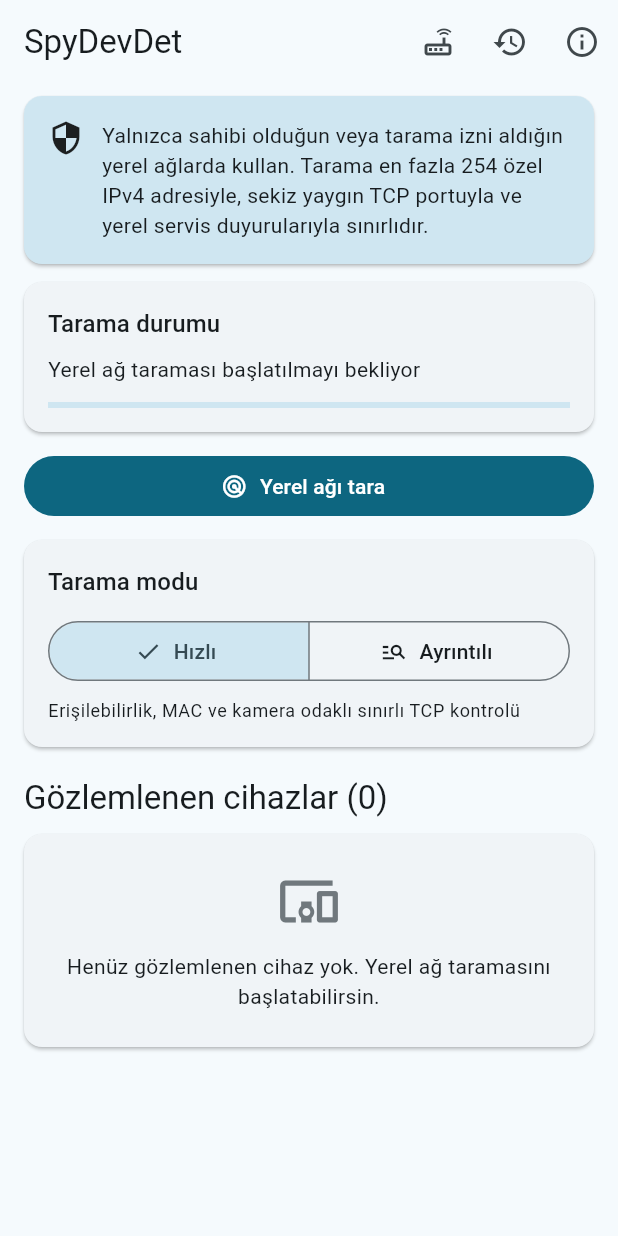
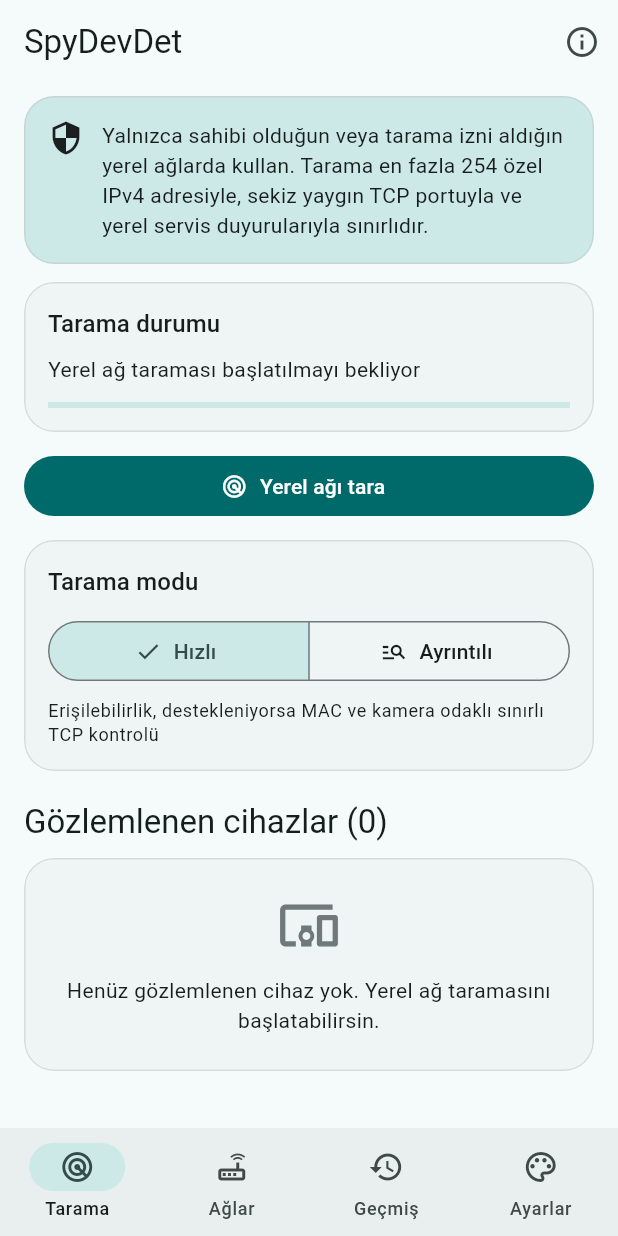
Before and after one commit to YSTuran/SpyDevDet, a Flutter app: the screen it shows after launch, after a tap on "Hızlı", on a phone screen of 412 x 824 dp. Run offline on Flutter 3.47's test engine with Material 3 defaults, Android fonts, the phone set to English and light mode, and no system bars; our stand-ins replace drift, drift_flutter, flutter_riverpod, multicast_dns, package_info_plus, shared_preferences; accounts and stored records are empty; generated files the repository leaves out were written again.

Commit message:
feat: Implement theme preferences and settings screen
- Added theme preferences management using shared_preferences.
- Introduced ThemeController for managing theme state with Riverpod.
- Created SettingsScreen for users to select theme mode and color preset.
- Implemented HomeShell with navigation for Scan, History, Network Profiles, and Settings.
- Updated app theme to support Material 3 and dynamic theme switching.
- Enhanced scan functionality to handle Android restrictions on MAC address access.
- Improved UI elements for better user experience and accessibility.

```diff
--- /dev/null
+++ b/lib/app/app_theme.dart
@@ -0,0 +1,48 @@
+import 'package:flutter/material.dart';
+import 'package:spy_dev_det/features/settings/domain/theme_preferences.dart';
+
+ThemeData buildAppTheme({
+  required Brightness brightness,
+  required ColorThemePreset preset,
+}) {
+  final scheme = ColorScheme.fromSeed(
+    seedColor: preset.seedColor,
+    brightness: brightness,
+  );
+  return ThemeData(
+    colorScheme: scheme,
+    useMaterial3: true,
+    scaffoldBackgroundColor: scheme.surface,
+    cardTheme: CardThemeData(
+      clipBehavior: Clip.antiAlias,
+      margin: EdgeInsets.zero,
+      elevation: 0,
+      color: scheme.surfaceContainerLow,
+      shape: RoundedRectangleBorder(
+        borderRadius: BorderRadius.circular(20),
+        side: BorderSide(color: scheme.outlineVariant.withValues(alpha: 0.55)),
+      ),
+    ),
+    inputDecorationTheme: InputDecorationTheme(
+      filled: true,
+      fillColor: scheme.surfaceContainerHighest.withValues(alpha: 0.55),
+      border: OutlineInputBorder(
+        borderRadius: BorderRadius.circular(16),
+        borderSide: BorderSide.none,
+      ),
+      enabledBorder: OutlineInputBorder(
+        borderRadius: BorderRadius.circular(16),
+        borderSide: BorderSide(color: scheme.outlineVariant),
+      ),
+    ),
+    navigationBarTheme: NavigationBarThemeData(
+      height: 72,
+      indicatorColor: scheme.secondaryContainer,
+      labelBehavior: NavigationDestinationLabelBehavior.alwaysShow,
+    ),
+    navigationRailTheme: NavigationRailThemeData(
+      indicatorColor: scheme.secondaryContainer,
+      useIndicator: true,
+    ),
+  );
+}
--- /dev/null
+++ b/lib/app/home_shell.dart
@@ -0,0 +1,124 @@
+import 'package:flutter/material.dart';
+import 'package:spy_dev_det/features/history/presentation/history_screen.dart';
+import 'package:spy_dev_det/features/history/presentation/network_profiles_screen.dart';
+import 'package:spy_dev_det/features/scan/presentation/scan_screen.dart';
+import 'package:spy_dev_det/features/settings/presentation/settings_screen.dart';
+
+class HomeShell extends StatefulWidget {
+  const HomeShell({super.key});
+
+  @override
+  State<HomeShell> createState() => _HomeShellState();
+}
+
+class _HomeShellState extends State<HomeShell> {
+  var _selectedIndex = 0;
+
+  static const _destinations = [
+    _ShellDestination(
+      label: 'Tarama',
+      icon: Icons.radar_outlined,
+      selectedIcon: Icons.radar,
+    ),
+    _ShellDestination(
+      label: 'Ağlar',
+      icon: Icons.router_outlined,
+      selectedIcon: Icons.router,
+    ),
+    _ShellDestination(
+      label: 'Geçmiş',
+      icon: Icons.history_outlined,
+      selectedIcon: Icons.history,
+    ),
+    _ShellDestination(
+      label: 'Ayarlar',
+      icon: Icons.palette_outlined,
+      selectedIcon: Icons.palette,
+    ),
+  ];
+
+  static const _pages = [
+    ScanScreen(),
+    NetworkProfilesScreen(),
+    HistoryScreen(),
+    SettingsScreen(),
+  ];
+
+  @override
+  Widget build(BuildContext context) {
+    return LayoutBuilder(
+      builder: (context, constraints) {
+        final content = IndexedStack(index: _selectedIndex, children: _pages);
+        if (constraints.maxWidth < 760) {
+          return Scaffold(
+            body: content,
+            bottomNavigationBar: NavigationBar(
+              selectedIndex: _selectedIndex,
+              onDestinationSelected: _select,
+              destinations: _destinations
+                  .map(
+                    (destination) => NavigationDestination(
+                      icon: Icon(destination.icon),
+                      selectedIcon: Icon(destination.selectedIcon),
+                      label: destination.label,
+                    ),
+                  )
+                  .toList(growable: false),
+            ),
+          );
+        }
+
+        final extended = constraints.maxWidth >= 1100;
+        return Scaffold(
+          body: Row(
+            children: [
+              SafeArea(
+                child: NavigationRail(
+                  extended: extended,
+                  selectedIndex: _selectedIndex,
+                  onDestinationSelected: _select,
+                  labelType: extended
+                      ? NavigationRailLabelType.none
+                      : NavigationRailLabelType.all,
+                  leading: Padding(
+                    padding: const EdgeInsets.symmetric(vertical: 12),
+                    child: Icon(
+                      Icons.security_outlined,
+                      color: Theme.of(context).colorScheme.primary,
+                      size: 30,
+                    ),
+                  ),
+                  destinations: _destinations
+                      .map(
+                        (destination) => NavigationRailDestination(
+                          icon: Icon(destination.icon),
+                          selectedIcon: Icon(destination.selectedIcon),
+                          label: Text(destination.label),
+                        ),
+                      )
+                      .toList(growable: false),
+                ),
+              ),
+              const VerticalDivider(width: 1),
+              Expanded(child: content),
+            ],
+          ),
+        );
+      },
+    );
+  }
+
+  void _select(int value) => setState(() => _selectedIndex = value);
+}
+
+class _ShellDestination {
+  const _ShellDestination({
+    required this.label,
+    required this.icon,
+    required this.selectedIcon,
+  });
+
+  final String label;
+  final IconData icon;
+  final IconData selectedIcon;
+}
--- a/lib/app/spy_dev_det_app.dart
+++ b/lib/app/spy_dev_det_app.dart
@@ -1,30 +1,29 @@
 import 'package:flutter/material.dart';
-import 'package:spy_dev_det/features/scan/presentation/scan_screen.dart';
+import 'package:flutter_riverpod/flutter_riverpod.dart';
+import 'package:spy_dev_det/app/app_theme.dart';
+import 'package:spy_dev_det/app/home_shell.dart';
+import 'package:spy_dev_det/features/settings/application/theme_controller.dart';
+import 'package:spy_dev_det/features/settings/domain/theme_preferences.dart';
 
-class SpyDevDetApp extends StatelessWidget {
+class SpyDevDetApp extends ConsumerWidget {
   const SpyDevDetApp({super.key});
 
   @override
-  Widget build(BuildContext context) {
+  Widget build(BuildContext context, WidgetRef ref) {
+    final preferences = ref.watch(themeControllerProvider);
     return MaterialApp(
       title: 'SpyDevDet',
       debugShowCheckedModeBanner: false,
-      theme: _theme(Brightness.light),
-      darkTheme: _theme(Brightness.dark),
-      themeMode: ThemeMode.system,
-      home: const ScanScreen(),
+      theme: buildAppTheme(
+        brightness: Brightness.light,
+        preset: preferences.preset,
+      ),
+      darkTheme: buildAppTheme(
+        brightness: Brightness.dark,
+        preset: preferences.preset,
+      ),
+      themeMode: preferences.mode.materialMode,
+      home: const HomeShell(),
     );
   }
-
-  ThemeData _theme(Brightness brightness) => ThemeData(
-    colorScheme: ColorScheme.fromSeed(
-      seedColor: const Color(0xFF155E75),
-      brightness: brightness,
-    ),
-    useMaterial3: true,
-    cardTheme: const CardThemeData(
-      clipBehavior: Clip.antiAlias,
-      margin: EdgeInsets.zero,
-    ),
-  );
 }
--- a/lib/features/scan/domain/device_observation.dart
+++ b/lib/features/scan/domain/device_observation.dart
@@ -1,6 +1,12 @@
 import 'package:spy_dev_det/features/scan/domain/device_evidence.dart';
 
-enum MacStatus { available, notObserved, restrictedOrUnavailable, invalid }
+enum MacStatus {
+  available,
+  notObserved,
+  platformRestricted,
+  restrictedOrUnavailable,
+  invalid,
+}
 
 enum DeviceFamiliarity { unclassified, newDevice, seenBefore, known }
 
@@ -17,8 +23,10 @@ extension MacStatusText on MacStatus {
   String get label => switch (this) {
     MacStatus.available => 'MAC adresi bulundu',
     MacStatus.notObserved => 'MAC adresi bu taramada gözlemlenmedi',
+    MacStatus.platformRestricted =>
+      'Android 10 ve üzeri, komşu MAC tablosunu uygulamalardan gizler',
     MacStatus.restrictedOrUnavailable =>
-      'MAC adresi ağ veya Android kısıtı nedeniyle edinilemedi',
+      'MAC adresi işletim sistemi veya ağ kısıtı nedeniyle edinilemedi',
     MacStatus.invalid => 'Geçersiz MAC adresi kullanılmadı',
   };
 }
--- a/lib/features/scan/domain/discovery_coverage_advisor.dart
+++ b/lib/features/scan/domain/discovery_coverage_advisor.dart
@@ -32,8 +32,9 @@ class DiscoveryCoverageAdvisor {
     }
     if (_isUnavailable(neighbor)) {
       explanations.add(
-        'Komşu tablosuna erişilemediği için bazı cihazların MAC ve üretici '
-        'bilgileri alınamamış olabilir.',
+        neighbor?.userMessage ??
+            'Komşu tablosuna erişilemediği için bazı cihazların MAC ve '
+                'üretici bilgileri alınamamış olabilir.',
       );
     }
     if (multicastMethods.any((method) => _isUnavailable(methods[method]))) {
--- a/lib/features/scan/domain/scan_mode.dart
+++ b/lib/features/scan/domain/scan_mode.dart
@@ -8,8 +8,8 @@ extension ScanModeText on ScanMode {
 
   String get description => switch (this) {
     ScanMode.quick =>
-      'Erişilebilirlik, MAC ve kamera odaklı sınırlı TCP kontrolü',
+      'Erişilebilirlik, destekleniyorsa MAC ve kamera odaklı sınırlı TCP kontrolü',
     ScanMode.detailed =>
-      'TCP, mDNS, SSDP, ONVIF, erişilebilirlik ve MAC kontrolü',
+      'TCP, mDNS, SSDP, ONVIF, erişilebilirlik ve destekleniyorsa MAC kontrolü',
   };
 }
--- a/lib/features/scan/presentation/scan_screen.dart
+++ b/lib/features/scan/presentation/scan_screen.dart
@@ -12,8 +12,6 @@ import 'package:spy_dev_det/features/scan/domain/scan_mode.dart';
 import 'package:spy_dev_det/features/scan/domain/scan_report.dart';
 import 'package:spy_dev_det/features/scan/domain/service_catalog.dart';
 import 'package:spy_dev_det/features/scan/presentation/scan_diagnostics_screen.dart';
-import 'package:spy_dev_det/features/history/presentation/history_screen.dart';
-import 'package:spy_dev_det/features/history/presentation/network_profiles_screen.dart';
 
 class ScanScreen extends ConsumerStatefulWidget {
   const ScanScreen({super.key});
@@ -70,24 +68,6 @@ class _ScanScreenState extends ConsumerState<ScanScreen>
       appBar: AppBar(
         title: const Text('SpyDevDet'),
         actions: [
-          IconButton(
-            tooltip: 'Ağ profilleri',
-            onPressed: () => Navigator.of(context).push(
-              MaterialPageRoute<void>(
-                builder: (context) => const NetworkProfilesScreen(),
-              ),
-            ),
-            icon: const Icon(Icons.router_outlined),
-          ),
-          IconButton(
-            tooltip: 'Tarama geçmişi',
-            onPressed: () => Navigator.of(context).push(
-              MaterialPageRoute<void>(
-                builder: (context) => const HistoryScreen(),
-              ),
-            ),
-            icon: const Icon(Icons.history),
-          ),
           IconButton(
             tooltip: 'Uygulama bilgisi',
             onPressed: () => _showAppInfo(context),
@@ -473,6 +453,7 @@ class _DeviceFilters extends StatelessWidget {
                 Expanded(
                   child: DropdownButtonFormField<DeviceFilterOption>(
                     initialValue: filter,
+                    isExpanded: true,
                     decoration: const InputDecoration(
                       labelText: 'Filtre',
                       prefixIcon: Icon(Icons.filter_list),
@@ -481,7 +462,10 @@ class _DeviceFilters extends StatelessWidget {
                         .map(
                           (value) => DropdownMenuItem(
                             value: value,
-                            child: Text(value.label),
+                            child: Text(
+                              value.label,
+                              overflow: TextOverflow.ellipsis,
+                            ),
                           ),
                         )
                         .toList(growable: false),
@@ -496,6 +480,7 @@ class _DeviceFilters extends StatelessWidget {
                 Expanded(
                   child: DropdownButtonFormField<DeviceSortOption>(
                     initialValue: sort,
+                    isExpanded: true,
                     decoration: const InputDecoration(
                       labelText: 'Sırala',
                       prefixIcon: Icon(Icons.sort),
@@ -504,7 +489,10 @@ class _DeviceFilters extends StatelessWidget {
                         .map(
                           (value) => DropdownMenuItem(
                             value: value,
-                            child: Text(value.label),
+                            child: Text(
+                              value.label,
+                              overflow: TextOverflow.ellipsis,
+                            ),
                           ),
                         )
                         .toList(growable: false),
--- /dev/null
+++ b/lib/features/settings/application/theme_controller.dart
@@ -0,0 +1,49 @@
+import 'dart:async';
+
+import 'package:flutter_riverpod/flutter_riverpod.dart';
+import 'package:spy_dev_det/features/settings/data/theme_preferences_repository.dart';
+import 'package:spy_dev_det/features/settings/domain/theme_preferences.dart';
+
+final themePreferencesRepositoryProvider = Provider<ThemePreferencesRepository>(
+  (ref) => SharedThemePreferencesRepository(),
+);
+
+final themeControllerProvider =
+    NotifierProvider<ThemeController, ThemePreferences>(ThemeController.new);
+
+class ThemeController extends Notifier<ThemePreferences> {
+  var _revision = 0;
+
+  @override
+  ThemePreferences build() {
+    unawaited(_restore());
+    return const ThemePreferences();
+  }
+
+  Future<void> _restore() async {
+    final revision = _revision;
+    try {
+      final restored = await ref
+          .read(themePreferencesRepositoryProvider)
+          .load();
+      if (revision == _revision) {
+        state = restored;
+      }
+    } on Object {
+      // Görünüm tercihleri kritik veri değildir; depolama kullanılamazsa
+      // güvenli varsayılan olan Aydınlık + Material korunur.
+    }
+  }
+
+  Future<void> selectMode(AppThemeMode mode) =>
+      _update(state.copyWith(mode: mode));
+
+  Future<void> selectPreset(ColorThemePreset preset) =>
+      _update(state.copyWith(preset: preset));
+
+  Future<void> _update(ThemePreferences next) async {
+    _revision++;
+    state = next;
+    await ref.read(themePreferencesRepositoryProvider).save(next);
+  }
+}
--- /dev/null
+++ b/lib/features/settings/data/theme_preferences_repository.dart
@@ -0,0 +1,45 @@
+import 'package:shared_preferences/shared_preferences.dart';
+import 'package:spy_dev_det/features/settings/domain/theme_preferences.dart';
+
+abstract interface class ThemePreferencesRepository {
+  Future<ThemePreferences> load();
+
+  Future<void> save(ThemePreferences preferences);
+}
+
+class SharedThemePreferencesRepository implements ThemePreferencesRepository {
+  SharedThemePreferencesRepository({SharedPreferencesAsync? preferences})
+    : _preferences = preferences ?? SharedPreferencesAsync();
+
+  static const _modeKey = 'appearance.theme_mode';
+  static const _presetKey = 'appearance.color_preset';
+
+  final SharedPreferencesAsync _preferences;
+
+  @override
+  Future<ThemePreferences> load() async {
+    final modeName = await _preferences.getString(_modeKey);
+    final presetName = await _preferences.getString(_presetKey);
+    return ThemePreferences(
+      mode: _byName(AppThemeMode.values, modeName) ?? AppThemeMode.light,
+      preset:
+          _byName(ColorThemePreset.values, presetName) ??
+          ColorThemePreset.material,
+    );
+  }
+
+  @override
+  Future<void> save(ThemePreferences preferences) async {
+    await _preferences.setString(_modeKey, preferences.mode.name);
+    await _preferences.setString(_presetKey, preferences.preset.name);
+  }
+
+  T? _byName<T extends Enum>(List<T> values, String? name) {
+    for (final value in values) {
+      if (value.name == name) {
+        return value;
+      }
+    }
+    return null;
+  }
+}
--- /dev/null
+++ b/lib/features/settings/presentation/settings_screen.dart
@@ -0,0 +1,240 @@
+import 'package:flutter/material.dart';
+import 'package:flutter_riverpod/flutter_riverpod.dart';
+import 'package:spy_dev_det/features/settings/application/theme_controller.dart';
+import 'package:spy_dev_det/features/settings/domain/theme_preferences.dart';
+
+class SettingsScreen extends ConsumerWidget {
+  const SettingsScreen({super.key});
+
+  @override
+  Widget build(BuildContext context, WidgetRef ref) {
+    final preferences = ref.watch(themeControllerProvider);
+    final controller = ref.read(themeControllerProvider.notifier);
+    return Scaffold(
+      appBar: AppBar(title: const Text('Görünüm ayarları')),
+      body: SafeArea(
+        child: Center(
+          child: ConstrainedBox(
+            constraints: const BoxConstraints(maxWidth: 840),
+            child: ListView(
+              padding: const EdgeInsets.fromLTRB(16, 12, 16, 24),
+              children: [
+                _AppearancePreview(preferences: preferences),
+                const SizedBox(height: 16),
+                Card(
+                  child: Padding(
+                    padding: const EdgeInsets.all(18),
+                    child: Column(
+                      crossAxisAlignment: CrossAxisAlignment.start,
+                      children: [
+                        Text(
+                          'Görünüm modu',
+                          style: Theme.of(context).textTheme.titleMedium,
+                        ),
+                        const SizedBox(height: 6),
+                        Text(
+                          'Varsayılan görünüm aydınlıktır. İstersen karanlık '
+                          'veya sistem ayarını kullanabilirsin.',
+                          style: Theme.of(context).textTheme.bodySmall,
+                        ),
+                        const SizedBox(height: 14),
+                        SizedBox(
+                          width: double.infinity,
+                          child: SegmentedButton<AppThemeMode>(
+                            showSelectedIcon: false,
+                            segments: AppThemeMode.values
+                                .map(
+                                  (mode) => ButtonSegment(
+                                    value: mode,
+                                    icon: Icon(mode.icon),
+                                    label: Text(mode.label),
+                                  ),
+                                )
+                                .toList(growable: false),
+                            selected: {preferences.mode},
+                            onSelectionChanged: (selection) => _save(
+                              context,
+                              controller.selectMode(selection.first),
+                            ),
+                          ),
+                        ),
+                      ],
+                    ),
+                  ),
+                ),
+                const SizedBox(height: 16),
+                Card(
+                  child: Padding(
+                    padding: const EdgeInsets.all(18),
+                    child: Column(
+                      crossAxisAlignment: CrossAxisAlignment.start,
+                      children: [
+                        Text(
+                          'Renk teması',
+                          style: Theme.of(context).textTheme.titleMedium,
+                        ),
+                        const SizedBox(height: 6),
+                        Text(
+                          'Renkler Material 3 tarafından okunabilir yüzey ve '
+                          'metin renklerine dönüştürülür.',
+                          style: Theme.of(context).textTheme.bodySmall,
+                        ),
+                        const SizedBox(height: 14),
+                        LayoutBuilder(
+                          builder: (context, constraints) {
+                            final itemWidth = constraints.maxWidth >= 620
+                                ? (constraints.maxWidth - 24) / 3
+                                : constraints.maxWidth >= 400
+                                ? (constraints.maxWidth - 12) / 2
+                                : constraints.maxWidth;
+                            return Wrap(
+                              spacing: 12,
+                              runSpacing: 12,
+                              children: ColorThemePreset.values
+                                  .map(
+                                    (preset) => SizedBox(
+                                      width: itemWidth,
+                                      child: _ColorPresetTile(
+                                        preset: preset,
+                                        selected: preset == preferences.preset,
+                                        onTap: () => _save(
+                                          context,
+                                          controller.selectPreset(preset),
+                                        ),
+                                      ),
+                                    ),
+                                  )
+                                  .toList(growable: false),
+                            );
+                          },
+                        ),
+                      ],
+                    ),
+                  ),
+                ),
+                const SizedBox(height: 16),
+                Card(
+                  child: ListTile(
+                    leading: const Icon(Icons.lock_outline),
+                    title: const Text('Yalnız bu cihazda saklanır'),
+                    subtitle: const Text(
+                      'Tema seçimin bir hesaba veya sunucuya gönderilmez.',
+                    ),
+                  ),
+                ),
+              ],
+            ),
+          ),
+        ),
+      ),
+    );
+  }
+
+  Future<void> _save(BuildContext context, Future<void> operation) async {
+    try {
+      await operation;
+    } on Object {
+      if (context.mounted) {
+        ScaffoldMessenger.of(context).showSnackBar(
+          const SnackBar(content: Text('Tema tercihi kaydedilemedi')),
+        );
+      }
+    }
+  }
+}
+
+class _AppearancePreview extends StatelessWidget {
+  const _AppearancePreview({required this.preferences});
+
+  final ThemePreferences preferences;
+
+  @override
+  Widget build(BuildContext context) {
+    return Card(
+      color: Theme.of(context).colorScheme.primaryContainer,
+      child: Padding(
+        padding: const EdgeInsets.all(20),
+        child: Row(
+          children: [
+            CircleAvatar(
+              radius: 28,
+              backgroundColor: Theme.of(context).colorScheme.primary,
+              foregroundColor: Theme.of(context).colorScheme.onPrimary,
+              child: const Icon(Icons.palette_outlined),
+            ),
+            const SizedBox(width: 16),
+            Expanded(
+              child: Column(
+                crossAxisAlignment: CrossAxisAlignment.start,
+                children: [
+                  Text(
+                    '${preferences.mode.label} + ${preferences.preset.label}',
+                    style: Theme.of(context).textTheme.titleMedium,
+                  ),
+                  const SizedBox(height: 4),
+                  Text(preferences.preset.description),
+                ],
+              ),
+            ),
+          ],
+        ),
+      ),
+    );
+  }
+}
+
+class _ColorPresetTile extends StatelessWidget {
+  const _ColorPresetTile({
+    required this.preset,
+    required this.selected,
+    required this.onTap,
+  });
+
+  final ColorThemePreset preset;
+  final bool selected;
+  final VoidCallback onTap;
+
+  @override
+  Widget build(BuildContext context) {
+    return Material(
+      color: selected
+          ? Theme.of(context).colorScheme.secondaryContainer
+          : Theme.of(context).colorScheme.surfaceContainer,
+      borderRadius: BorderRadius.circular(16),
+      child: InkWell(
+        onTap: onTap,
+        borderRadius: BorderRadius.circular(16),
+        child: Padding(
+          padding: const EdgeInsets.all(14),
+          child: Row(
+            children: [
+              CircleAvatar(backgroundColor: preset.seedColor, radius: 15),
+              const SizedBox(width: 10),
+              Expanded(
+                child: Column(
+                  crossAxisAlignment: CrossAxisAlignment.start,
+                  children: [
+                    Text(
+                      preset.label,
+                      style: const TextStyle(fontWeight: FontWeight.w600),
+                    ),
+                    Text(
+                      preset.description,
+                      style: Theme.of(context).textTheme.bodySmall,
+                    ),
+                  ],
+                ),
+              ),
+              Icon(
+                selected ? Icons.check_circle : Icons.circle_outlined,
+                color: selected
+                    ? Theme.of(context).colorScheme.primary
+                    : Theme.of(context).colorScheme.outline,
+              ),
+            ],
+          ),
+        ),
+      ),
+    );
+  }
+}
--- a/pubspec.yaml
+++ b/pubspec.yaml
@@ -16,7 +16,7 @@ publish_to: 'none' # Remove this line if you wish to publish to pub.dev
 # https://developer.apple.com/library/archive/documentation/General/Reference/InfoPlistKeyReference/Articles/CoreFoundationKeys.html
 # In Windows, build-name is used as the major, minor, and patch parts
 # of the product and file versions while build-number is used as the build suffix.
-version: 1.7.0+9
+version: 1.8.0+10
 
 environment:
   sdk: ^3.10.8
@@ -39,6 +39,7 @@ dependencies:
   flutter_riverpod: ^3.3.2
   multicast_dns: 0.3.3+1
   package_info_plus: ^9.0.1
+  shared_preferences: ^2.5.5
   xml: ^6.6.1
 
 dev_dependencies:
```
Also changed, not shown: lib/features/scan/data/local_network_device_scanner.dart (+24 -1 lines), lib/features/scan/data/native_neighbor_repository.dart (+7 -0 lines), lib/features/scan/domain/neighbor_enricher.dart (+7 -1 lines), lib/features/scan/domain/neighbor_snapshot.dart (+16 -2 lines), lib/features/settings/domain/theme_preferences.dart (added, +64 -0 lines), pubspec.lock, 5 other files.
